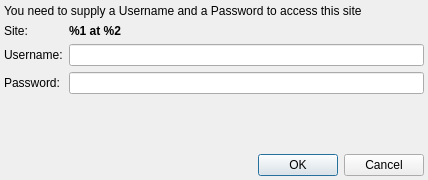
Above: ui/login_url.ui from Monthy/gr-lida before the change. Below: the same form after it.
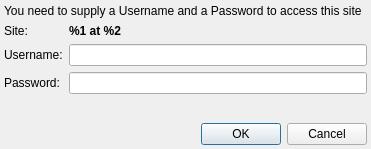
That is the form after the change.

Diff of the .ui file:
```diff
--- a/ui/login_url.ui
+++ b/ui/login_url.ui
@@ -5,8 +5,8 @@
    <rect>
     <x>0</x>
     <y>0</y>
-    <width>428</width>
-    <height>180</height>
+    <width>371</width>
+    <height>149</height>
    </rect>
   </property>
   <property name="windowTitle" >
```
